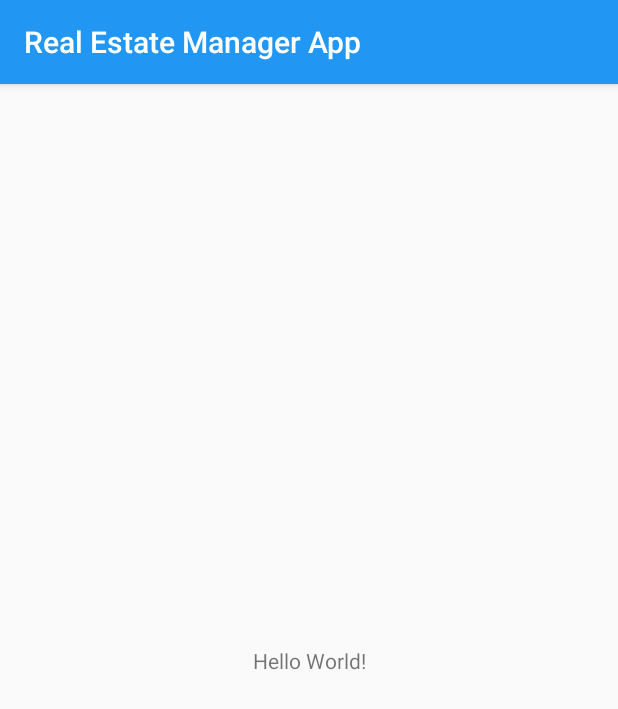
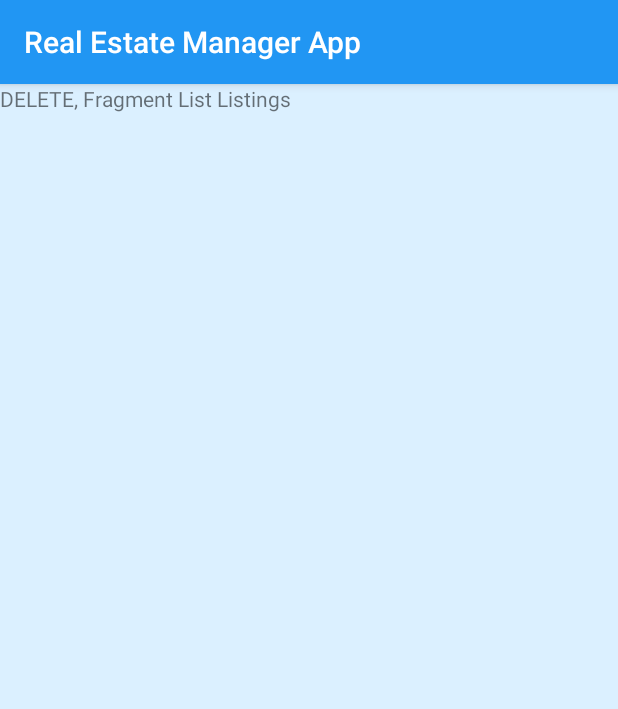
Before and after one commit to diegomfv/RealEstateManager, an Android app: the screen it shows after launch (MainActivity), after a tap on "Sign in with Password", on a phone screen of 412 x 824 dp. Shown: the top 709 px of the screen. Run offline under Robolectric (Android 15) with nearby library versions, the phone set to English and light mode, and no system bars; our stand-ins replace ButterKnife.

Commit message:
Add MainActivity fragments

```diff
--- a/app/src/main/java/com/diegomfv/android/realestatemanager/ui/activities/MainActivity.java
+++ b/app/src/main/java/com/diegomfv/android/realestatemanager/ui/activities/MainActivity.java
@@ -2,9 +2,12 @@ package com.diegomfv.android.realestatemanager.ui.activities;
 
 import android.os.Bundle;
 import android.support.v7.app.AppCompatActivity;
+import android.util.Log;
 import android.widget.TextView;
 
 import com.diegomfv.android.realestatemanager.R;
+import com.diegomfv.android.realestatemanager.ui.rest.FragmentItemDescription;
+import com.diegomfv.android.realestatemanager.ui.rest.FragmentListListings;
 
 /** How crashes were solved:
  * 1. Modified the id of the view from activity_second_activity_text_view_main
@@ -12,20 +15,43 @@ import com.diegomfv.android.realestatemanager.R;
  * 2. Add String.valueOf() to convert int to String
  * */
 
-// TODO: 16/08/2018 Here we havce to show one or to fragments, depending on
+// TODO: 16/08/2018 Here we have to show one or to fragments, depending on
 // the device
 public class MainActivity extends AppCompatActivity {
 
     private static final String TAG = MainActivity.class.getSimpleName();
 
-    private TextView textViewMain;
-    private TextView textViewQuantity;
 
     @Override
     protected void onCreate(Bundle savedInstanceState) {
         super.onCreate(savedInstanceState);
+        Log.d(TAG, "onCreate: called!");
         setContentView(R.layout.activity_main);
+
+        loadFragment();
+
 
 
     }
+
+    private void loadFragment() {
+        Log.d(TAG, "loadFragment: called!");
+
+        getSupportFragmentManager()
+                .beginTransaction()
+                .add(R.id.fragment1_container_id, FragmentListListings.newInstance())
+                .commit();
+
+        /* Only load the fragment if we are in a tablet
+        * */
+        if (findViewById(R.id.fragment2_container_id) != null) {
+
+            getSupportFragmentManager()
+                    .beginTransaction()
+                    .add(R.id.fragment2_container_id, FragmentItemDescription.newInstance())
+                    .commit();
+
+        }
+
+    }
 }
--- /dev/null
+++ b/app/src/main/java/com/diegomfv/android/realestatemanager/ui/rest/FragmentItemDescription.java
@@ -0,0 +1,41 @@
+package com.diegomfv.android.realestatemanager.ui.rest;
+
+import android.os.Bundle;
+import android.support.annotation.NonNull;
+import android.support.annotation.Nullable;
+import android.support.v4.app.Fragment;
+import android.util.Log;
+import android.view.LayoutInflater;
+import android.view.View;
+import android.view.ViewGroup;
+
+import com.diegomfv.android.realestatemanager.R;
+
+/**
+ * Created by Diego Fajardo on 16/08/2018.
+ */
+public class FragmentItemDescription extends Fragment {
+
+    private static final String TAG = FragmentItemDescription.class.getSimpleName();
+
+    ////////////////////////////////
+
+    public static FragmentItemDescription newInstance() {
+        Log.d(TAG, "newInstance: called!");
+        return new FragmentItemDescription();
+    }
+
+
+    @Nullable
+    @Override
+    public View onCreateView(@NonNull LayoutInflater inflater, @Nullable ViewGroup container, @Nullable Bundle savedInstanceState) {
+        Log.d(TAG, "onCreateView: called!");
+
+        View view = inflater.inflate(R.layout.fragment_item_description, container, false);
+
+        return view;
+    }
+
+
+
+}
--- /dev/null
+++ b/app/src/main/java/com/diegomfv/android/realestatemanager/ui/rest/FragmentListListings.java
@@ -0,0 +1,43 @@
+package com.diegomfv.android.realestatemanager.ui.rest;
+
+import android.os.Bundle;
+import android.support.annotation.NonNull;
+import android.support.annotation.Nullable;
+import android.support.v4.app.Fragment;
+import android.util.Log;
+import android.view.LayoutInflater;
+import android.view.View;
+import android.view.ViewGroup;
+
+import com.diegomfv.android.realestatemanager.R;
+
+/**
+ * Created by Diego Fajardo on 16/08/2018.
+ */
+public class FragmentListListings extends Fragment {
+
+    private static final String TAG = FragmentListListings.class.getSimpleName();
+
+    //////////////////////////////////////////////////
+
+    public static FragmentListListings newInstance() {
+        Log.d(TAG, "newInstance: called!");
+        return new FragmentListListings();
+    }
+
+
+    @Nullable
+    @Override
+    public View onCreateView(@NonNull LayoutInflater inflater, @Nullable ViewGroup container, @Nullable Bundle savedInstanceState) {
+        Log.d(TAG, "onCreateView: called!");
+
+        View view = inflater.inflate(R.layout.fragment_list_listings, container, false);
+
+        return view;
+    }
+
+
+
+
+
+}
--- a/app/src/main/res/layout-sw600dp-land/activity_main.xml
+++ b/app/src/main/res/layout-sw600dp-land/activity_main.xml
@@ -5,10 +5,10 @@
     android:layout_width="match_parent"
     android:layout_height="match_parent"
     android:gravity="center"
-    tools:context="com.openclassrooms.realestatemanager.ui.activities.MainActivity">
+    android:background="@color/colorPrimaryLighter">
 
     <FrameLayout
-        android:id="@+id/fragment1_id"
+        android:id="@+id/fragment1_container_id"
         android:layout_width="0dp"
         android:layout_height="0dp"
         android:layout_marginBottom="8dp"
@@ -21,7 +21,7 @@
         app:layout_constraintTop_toTopOf="parent" />
 
     <FrameLayout
-        android:id="@+id/fragment2_id"
+        android:id="@+id/fragment2_container_id"
         android:layout_width="0dp"
         android:layout_height="0dp"
         android:layout_marginBottom="8dp"
--- a/app/src/main/res/layout/activity_auth_choose_login.xml
+++ b/app/src/main/res/layout/activity_auth_choose_login.xml
@@ -6,7 +6,7 @@
     android:layout_height="match_parent"
     tools:context=".ui.activities.AuthLoginActivity"
     tools:layout_editor_absoluteY="81dp"
-    android:background="#eeffff">
+    android:background="@color/colorPrimaryLighter">
 
     <de.hdodenhof.circleimageview.CircleImageView
         android:id="@+id/logo_image_id"
--- a/app/src/main/res/layout/activity_main.xml
+++ b/app/src/main/res/layout/activity_main.xml
@@ -1,18 +1,14 @@
 <?xml version="1.0" encoding="utf-8"?>
 <android.support.constraint.ConstraintLayout xmlns:android="http://schemas.android.com/apk/res/android"
-    xmlns:app="http://schemas.android.com/apk/res-auto"
     xmlns:tools="http://schemas.android.com/tools"
     android:layout_width="match_parent"
     android:layout_height="match_parent"
-    tools:context=".MainActivity">
+    tools:context=".MainActivity"
+    android:background="@color/colorPrimaryLighter">
 
-    <TextView
-        android:layout_width="wrap_content"
-        android:layout_height="wrap_content"
-        android:text="Hello World!"
-        app:layout_constraintBottom_toBottomOf="parent"
-        app:layout_constraintLeft_toLeftOf="parent"
-        app:layout_constraintRight_toRightOf="parent"
-        app:layout_constraintTop_toTopOf="parent" />
+    <FrameLayout
+        android:id="@+id/fragment1_container_id"
+        android:layout_width="match_parent"
+        android:layout_height="match_parent"/>
 
 </android.support.constraint.ConstraintLayout>
--- a/app/src/main/res/layout/fragment_list_listings.xml
+++ b/app/src/main/res/layout/fragment_list_listings.xml
@@ -2,7 +2,13 @@
 <FrameLayout
     xmlns:android="http://schemas.android.com/apk/res/android"
     android:layout_width="match_parent"
-    android:layout_height="match_parent">
+    android:layout_height="match_parent"
+    android:background="@color/colorPrimaryLighter">
+
+    <TextView
+        android:layout_width="wrap_content"
+        android:layout_height="wrap_content"
+        android:text="DELETE, Fragment List Listings"/>
 
     <android.support.v7.widget.RecyclerView
         android:id="@+id/recyclerView_listings_id"
--- a/app/src/main/res/values/colors.xml
+++ b/app/src/main/res/values/colors.xml
@@ -3,7 +3,7 @@
 
     <color name="colorPrimary">#2196f3</color>
     <color name="colorPrimaryLight">#6ec6ff</color>
-    <color name="colorPrimaryLighter">#9be7ff</color>
+    <color name="colorPrimaryLighter">#dbf0ff</color>
     <color name="colorPrimaryDark">#0069c0</color>
     <color name="colorAccent">#ff5722</color>
     <color name="colorAccentLight">#ff8a50</color>
```
